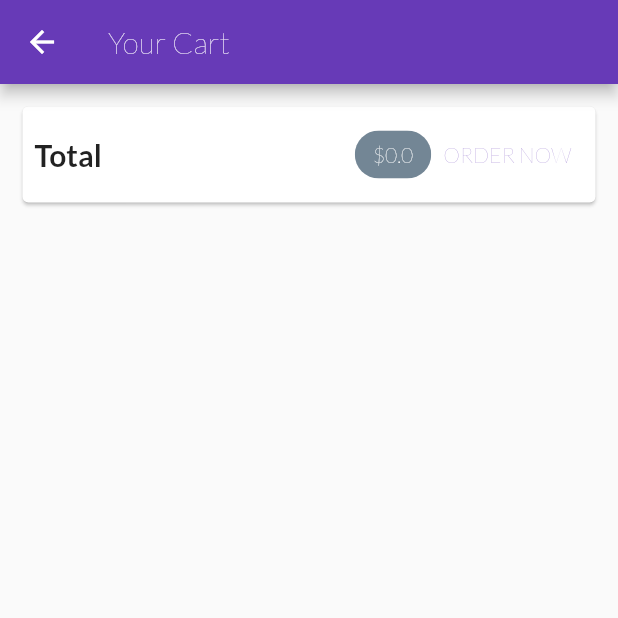
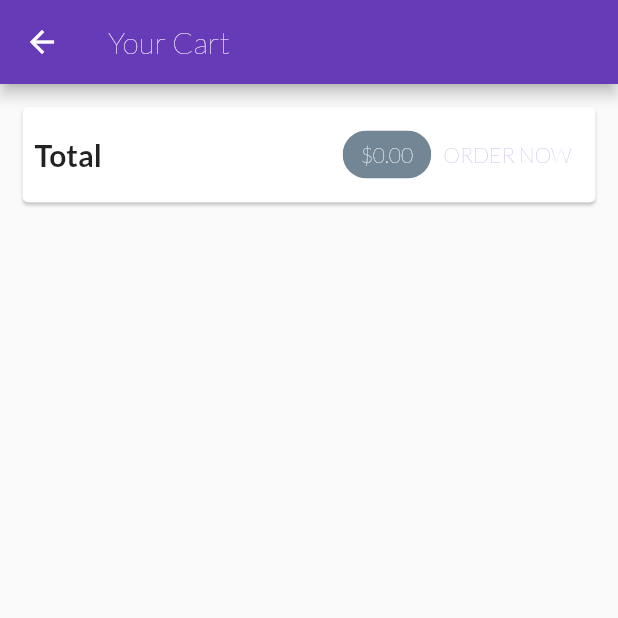
Before and after one commit to Steisha4444/App_shop, a Flutter app: the CartScreen screen opened by its route, after a tap on "ORDER NOW", on a phone screen of 412 x 824 dp, the top half of it. Run offline on Flutter 3.47's test engine with Material 2 defaults, Android fonts, the phone set to English and light mode, and no system bars; network calls fail.

```diff
--- a/app_shop/lib/app.dart
+++ b/app_shop/lib/app.dart
@@ -1,6 +1,8 @@
 import 'package:app_shop/providers/cart.dart';
+import 'package:app_shop/providers/orders.dart';
 import 'package:app_shop/providers/products.dart';
 import 'package:app_shop/screens/cart_screen.dart';
+import 'package:app_shop/screens/orders_screen.dart';
 import 'package:app_shop/screens/product_detail_screen.dart';
 import 'package:app_shop/screens/products_overview_screen.dart';
 import 'package:flutter/material.dart';
@@ -19,6 +21,9 @@ class App extends StatelessWidget {
         ChangeNotifierProvider(
           create: (ctx) => Cart(),
         ),
+        ChangeNotifierProvider.value(
+          value: Orders(),
+        ),
       ],
       child: MaterialApp(
           title: " Liam Shop",
@@ -32,6 +37,7 @@ class App extends StatelessWidget {
           routes: {
             ProductDetailScreen.routeName: (ctx) => ProductDetailScreen(),
             CartScreen.routeName: (ctx) => CartScreen(),
+            OrdersScreen.routeName: (ctx) => OrdersScreen(),
           }),
     );
   }
--- /dev/null
+++ b/app_shop/lib/providers/orders.dart
@@ -0,0 +1,37 @@
+import 'package:app_shop/providers/cart.dart';
+import 'package:flutter/material.dart';
+
+class OrderItem {
+  final String id;
+  final double amount;
+  final List<CartItem> products;
+  final DateTime dateTime;
+
+  OrderItem({
+    required this.id,
+    required this.amount,
+    required this.products,
+    required this.dateTime,
+  });
+}
+
+class Orders with ChangeNotifier {
+  List<OrderItem> _orders = [];
+
+  List<OrderItem> get orders {
+    return [..._orders];
+  }
+
+  void addOrder(List<CartItem> cartProducts, double total) {
+    _orders.insert(
+      0,
+      OrderItem(
+        id: DateTime.now().toString(),
+        amount: total,
+        products: cartProducts,
+        dateTime: DateTime.now(),
+      ),
+    );
+    notifyListeners();
+  }
+}
--- a/app_shop/lib/screens/cart_screen.dart
+++ b/app_shop/lib/screens/cart_screen.dart
@@ -1,4 +1,5 @@
 import 'package:app_shop/providers/cart.dart' show Cart;
+import 'package:app_shop/providers/orders.dart';
 import 'package:app_shop/widgets/cart_item.dart';
 import 'package:flutter/material.dart';
 import 'package:provider/provider.dart';
@@ -30,7 +31,7 @@ class CartScreen extends StatelessWidget {
                   Spacer(),
                   Chip(
                     label: Text(
-                      '\$${cart.totalAmount}',
+                      '\$${cart.totalAmount.toStringAsFixed(2)}',
                       style: TextStyle(
                         color: Theme.of(context)
                             .primaryTextTheme
@@ -41,7 +42,13 @@ class CartScreen extends StatelessWidget {
                     backgroundColor: Theme.of(context).primaryColor,
                   ),
                   TextButton(
-                    onPressed: () {},
+                    onPressed: () {
+                      Provider.of<Orders>(context, listen: false).addOrder(
+                        cart.items.values.toList(),
+                        cart.totalAmount,
+                      );
+                      cart.clear();
+                    },
                     child: const Text(
                       "ORDER NOW",
                       style: TextStyle(
--- /dev/null
+++ b/app_shop/lib/screens/orders_screen.dart
@@ -0,0 +1,27 @@
+import 'package:app_shop/providers/orders.dart' show Orders;
+import 'package:app_shop/widgets/app_drawer.dart';
+import 'package:app_shop/widgets/order_item.dart';
+import 'package:flutter/material.dart';
+import 'package:provider/provider.dart';
+
+class OrdersScreen extends StatelessWidget {
+  static const routeName = "/orders";
+  OrdersScreen({Key? key}) : super(key: key);
+
+  @override
+  Widget build(BuildContext context) {
+    final ordersData = Provider.of<Orders>(context);
+    return Scaffold(
+      appBar: AppBar(
+        title: Text("Your orders"),
+      ),
+      drawer: AppDrawer(),
+      body: ListView.builder(
+        itemBuilder: (ctx, i) => OrderItem(
+          ordersData.orders[i],
+        ),
+        itemCount: ordersData.orders.length,
+      ),
+    );
+  }
+}
--- a/app_shop/lib/screens/products_overview_screen.dart
+++ b/app_shop/lib/screens/products_overview_screen.dart
@@ -2,6 +2,7 @@ import 'package:app_shop/providers/cart.dart';
 import 'package:app_shop/providers/product.dart';
 import 'package:app_shop/providers/products.dart';
 import 'package:app_shop/screens/cart_screen.dart';
+import 'package:app_shop/widgets/app_drawer.dart';
 import 'package:app_shop/widgets/badge.dart';
 import 'package:app_shop/widgets/badge.dart';
 import 'package:app_shop/widgets/product_item.dart';
@@ -76,6 +77,7 @@ class _ProductsOverviewScreenState extends State<ProductsOverviewScreen> {
           )
         ],
       ),
+      drawer: AppDrawer(),
       body: ProductGrid(_showFavorites),
     );
   }
--- /dev/null
+++ b/app_shop/lib/widgets/order_item.dart
@@ -0,0 +1,84 @@
+// ignore_for_file: prefer_const_constructors
+
+import 'dart:math';
+
+import 'package:flutter/material.dart';
+import 'package:intl/intl.dart';
+
+import '../providers/orders.dart' as ord;
+
+class OrderItem extends StatefulWidget {
+  final ord.OrderItem order;
+  const OrderItem(this.order, {Key? key}) : super(key: key);
+
+  @override
+  State<OrderItem> createState() => _OrderItemState();
+}
+
+class _OrderItemState extends State<OrderItem> {
+  var _expanded = false;
+
+  @override
+  Widget build(BuildContext context) {
+    return Card(
+      margin: EdgeInsets.all(10),
+      child: Column(
+        children: [
+          ListTile(
+            title: Text(
+              '\$${widget.order.amount}',
+              style: TextStyle(
+                fontWeight: FontWeight.bold,
+              ),
+            ),
+            subtitle: Text(
+              DateFormat('dd/MM/yyyy hh:mm').format(widget.order.dateTime),
+              style: TextStyle(
+                fontWeight: FontWeight.bold,
+              ),
+            ),
+            trailing: IconButton(
+              icon: Icon(
+                _expanded ? Icons.expand_less : Icons.expand_more,
+              ),
+              onPressed: () {
+                setState(() {
+                  _expanded = !_expanded;
+                });
+              },
+            ),
+          ),
+          if (_expanded)
+            Container(
+              padding: EdgeInsets.symmetric(horizontal: 15, vertical: 4),
+              height: min(widget.order.products.length * 15.0 + 20, 100),
+              child: ListView(
+                children: widget.order.products
+                    .map((prod) => Row(
+                          mainAxisAlignment: MainAxisAlignment.spaceBetween,
+                          children: [
+                            Text(
+                              prod.title,
+                              style: TextStyle(
+                                fontSize: 18,
+                                fontWeight: FontWeight.w700,
+                              ),
+                            ),
+                            Text(
+                              "${prod.quantity}x \$${prod.price}",
+                              style: TextStyle(
+                                fontSize: 18,
+                                color: Colors.grey,
+                                fontWeight: FontWeight.bold,
+                              ),
+                            ),
+                          ],
+                        ))
+                    .toList(),
+              ),
+            ),
+        ],
+      ),
+    );
+  }
+}
--- a/app_shop/pubspec.yaml
+++ b/app_shop/pubspec.yaml
@@ -30,6 +30,7 @@ dependencies:
   flutter:
     sdk: flutter
   provider: ^6.0.3
+  intl: ^0.17.0
 
 
   # The following adds the Cupertino Icons font to your application.
```
Also changed, not shown: app_shop/lib/providers/cart.dart (+23 -1 lines), app_shop/lib/screens/product_detail_screen.dart (+36 -4 lines), app_shop/lib/widgets/app_drawer.dart (added, +35 -0 lines), app_shop/lib/widgets/cart_item.dart (+44 -1 lines), app_shop/lib/widgets/product_item.dart (+17 -0 lines), app_shop/pubspec.lock.
